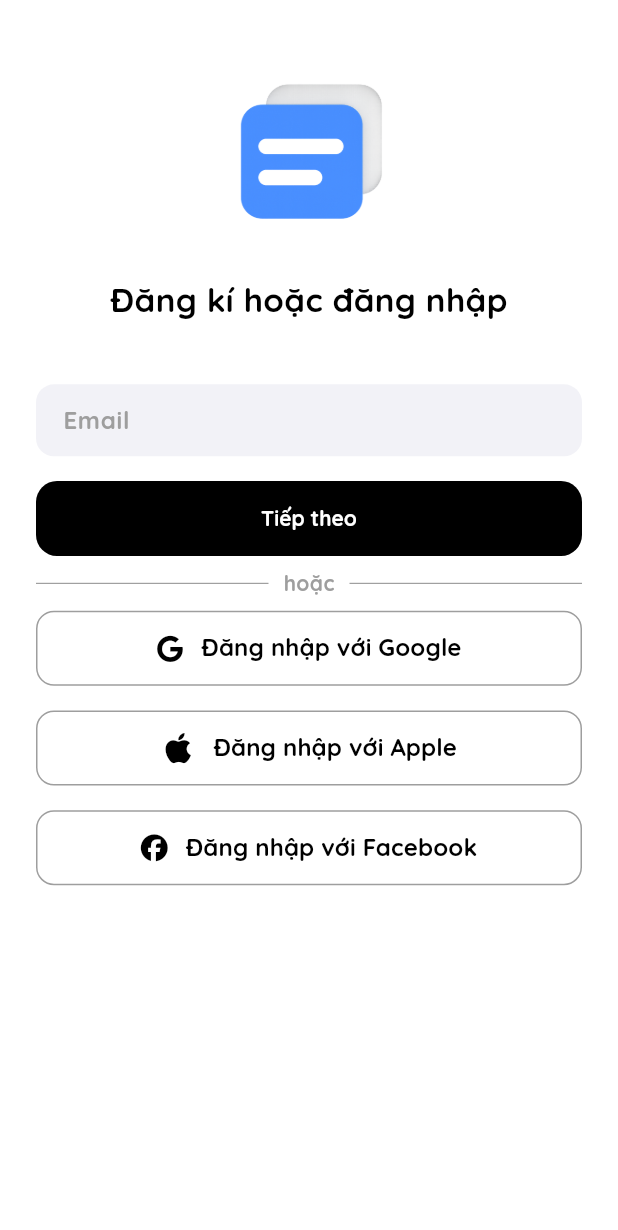
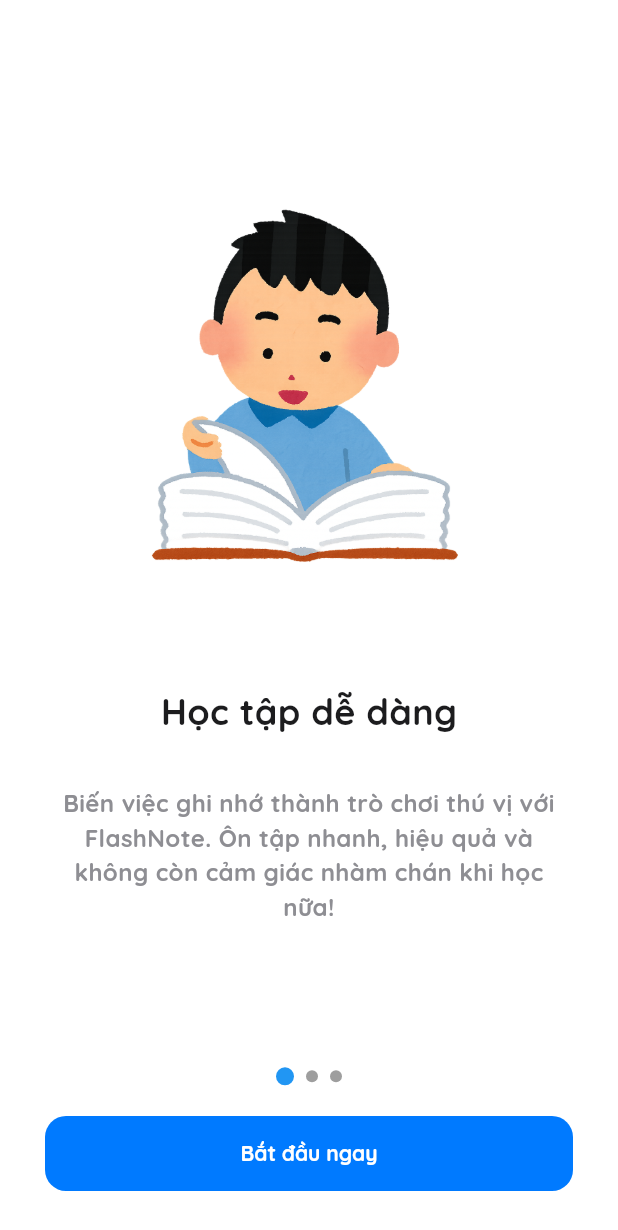
Before and after one commit to pathin33/-2025_LTTBDD_N04_Nhom_Thien., a Flutter app: the screen it shows after launch, on a phone screen of 412 x 824 dp. Shown: the top 1230 px of the screen. Run offline on Flutter 3.47's test engine with Material 3 defaults, Android fonts, the phone set to English and light mode, and no system bars; our stand-ins replace font_awesome_flutter, go_router.

Commit message:
code hoàn thiện onboarding  của app và chỉnh sửa 1 số chi tiết nhỏ

```diff
--- a/lib/routes/app_routes.dart
+++ b/lib/routes/app_routes.dart
@@ -1,6 +1,7 @@
 import 'package:btl_moblie/screens/home_screen.dart';
 import 'package:btl_moblie/screens/login_or_signup_screen.dart';
 import 'package:btl_moblie/screens/login_screen.dart';
+import 'package:btl_moblie/screens/onboarding_screen.dart';
 import 'package:btl_moblie/screens/sign_up_screen.dart';
 import 'package:btl_moblie/screens/splash_screen.dart';
 // import 'package:flutter/material.dart';
@@ -12,6 +13,11 @@ final GoRouter appRouter = GoRouter(
       path: '/',
       name: 'splashScreen',
       builder: (context, state) => const SplashScreen(),
+    ),
+    GoRoute(
+      path: '/onboarding',
+      name: 'onboarding',
+      builder: (context, state) => const OnboardingScreen(),
     ),
     GoRoute(
       path: '/loginorsignup',
--- a/lib/screens/login_or_signup_screen.dart
+++ b/lib/screens/login_or_signup_screen.dart
@@ -77,9 +77,6 @@ class _LoginOrSignUpScreenState extends State<LoginOrSignUpScreen> {
                         }
                       },
                       child: const Text("Tiếp theo"),
-                      style: ElevatedButton.styleFrom(
-                        backgroundColor: Colors.black,
-                      ),
                     ),
                   ),
                   SizedBox(height: MediaQuery.of(context).size.height * 0.01),
@@ -123,7 +120,7 @@ class _LoginOrSignUpScreenState extends State<LoginOrSignUpScreen> {
                               mainAxisSize: MainAxisSize.min,
                               mainAxisAlignment: MainAxisAlignment.center,
                               children: [
-                                const Icon(FontAwesomeIcons.google),
+                                Image.asset("assets/icons/google.png",height: 40,),
                                 const SizedBox(width: 12),
                                 const Text(
                                   "Đăng nhập với Google",
@@ -179,7 +176,7 @@ class _LoginOrSignUpScreenState extends State<LoginOrSignUpScreen> {
                               mainAxisSize: MainAxisSize.min,
                               mainAxisAlignment: MainAxisAlignment.center,
                               children: [
-                                const Icon(FontAwesomeIcons.facebook),
+                                Image.asset("assets/icons/facebook.png",height: 20,),
                                 const SizedBox(width: 12),
                                 const Text(
                                   "Đăng nhập với Facebook",
--- a/lib/screens/login_screen.dart
+++ b/lib/screens/login_screen.dart
@@ -168,9 +168,6 @@ class _LoginScreenState extends State<LoginScreen> {
                         }
                       },
                       child: const Text("Đăng nhập"),
-                      style: ElevatedButton.styleFrom(
-                        backgroundColor: Colors.black,
-                      ),
                     ),
                   ),
                 ],
--- /dev/null
+++ b/lib/screens/onboarding_screen.dart
@@ -0,0 +1,90 @@
+import 'package:btl_moblie/widgets/onboarding_widget.dart';
+import 'package:flutter/material.dart';
+import 'package:go_router/go_router.dart';
+
+class OnboardingScreen extends StatefulWidget {
+  const OnboardingScreen({super.key});
+
+  @override
+  State<OnboardingScreen> createState() => _OnboardingScreenState();
+}
+
+class _OnboardingScreenState extends State<OnboardingScreen> {
+  final PageController _controllerPage = PageController();
+  //bien de quan ly cac page cua pageviews
+  int _indexPage = 0;
+  @override
+  Widget build(BuildContext context) {
+    return Scaffold(
+      body: Padding(
+        padding: EdgeInsets.all(30),
+        child: Column(
+          children: [
+            Expanded(
+              child: PageView(
+                controller: _controllerPage,
+                //onePageChanged theo doi su thay doi cua cac trang
+                onPageChanged: (index) {
+                  setState(() {
+                    _indexPage = index;
+                  });
+                },
+                //neu so trang thay doi cap nhat cho bien indexPage
+                children: const [
+                  OnboardingPage(
+                    image: "assets/images/OnboardingPageImg1.png",
+                    title: "Học tập dễ dàng",
+                    description: "Biến việc ghi nhớ thành trò chơi thú vị với FlashNote. Ôn tập nhanh, hiệu quả và không còn cảm giác nhàm chán khi học nữa!",
+                  ),
+                  OnboardingPage(
+                    image: "assets/images/OnboardingPageImg2.png",
+                    title: "Tạo Flashcard riêng",
+                    description: "Tự do thiết kế thẻ ghi nhớ theo phong cách của bạn. Thêm nội dung, hình ảnh hoặc ví dụ để việc học trở nên sinh động và gần gũi hơn.",
+                  ),
+                  OnboardingPage(
+                    image: "assets/images/OnboardingPageImg3.png",
+                    title: "Theo dõi tiến trình học",
+                    description: "Xem lại lịch sử học tập, đánh dấu thẻ đã thuộc và theo dõi mức độ tiến bộ của bạn mỗi ngày để luôn có động lực học tiếp!",
+                  ),
+                ],
+              ),
+            ),
+            Row(
+              mainAxisAlignment: MainAxisAlignment.center,
+              //3 container de hien 3 dau cham tron
+              children: List.generate(3, (index) {
+                //moi container dai dien cho cac so index (0,1,2)
+                return Container(
+                  margin: const EdgeInsets.all(4),
+                  //so sanh voi bien indexPage duoc cap nhat khi luot qua trang khac o pageview
+                  //neu bang voi chi so index dai dien cua o cham do se
+                  //duoc thay doi kich thuoc va mau sac
+                  width: _indexPage == index ? 12 : 8,
+                  //neu indexPage = index thi chieu rong bang 12 ko thi bang 8
+                  height: _indexPage == index ? 12 : 8,
+                  //neu indexPage = index thi chieu cao bang 12 ko thi bang 8
+                  decoration: BoxDecoration(
+                    color: _indexPage == index ? Colors.blue : Colors.grey,
+                    ////neu indexPage = index thi o tron co mau xanh ko thi bang mau xam
+                    shape: BoxShape.circle,
+                  ),
+                );
+              }),
+            ),
+            SizedBox(height: MediaQuery.of(context).size.height * 0.02),
+            SizedBox(
+              height: 50,
+              width: double.infinity,
+              child: ElevatedButton(
+                onPressed: () {
+                  context.go('/loginorsignup');
+                },
+                child: Text("Bắt đầu ngay"),
+              ),
+            ),
+          ],
+        ),
+      ),
+    );
+  }
+}
--- a/lib/screens/sign_up_screen.dart
+++ b/lib/screens/sign_up_screen.dart
@@ -157,9 +157,6 @@ class _SignUpScreenState extends State<SignUpScreen> {
                         }
                       },
                       child: const Text("Đăng ký"),
-                      style: ElevatedButton.styleFrom(
-                        backgroundColor: Colors.black,
-                      ),
                     ),
                   ),
                 ],
--- a/lib/screens/splash_screen.dart
+++ b/lib/screens/splash_screen.dart
@@ -16,7 +16,7 @@ class _SplashScreenState extends State<SplashScreen> {
     // Sau 4 giây sẽ tự chuyển sang màn hình Home
     Future.delayed(const Duration(seconds: 4), () {
       if (mounted) {
-        context.go('/loginorsignup');
+        context.go('/onboarding');
       }
     });
   }
--- /dev/null
+++ b/lib/widgets/onboarding_widget.dart
@@ -0,0 +1,43 @@
+import 'package:flutter/material.dart';
+
+class OnboardingPage extends StatelessWidget {
+  final String image;
+  final String title;
+  final String description;
+  const OnboardingPage({
+    super.key,
+    required this.image,
+    required this.title,
+    required this.description
+  });
+  @override
+  Widget build(BuildContext context) {
+    return Padding(
+      padding: EdgeInsets.all(10),
+      child: Column(
+        mainAxisAlignment: MainAxisAlignment.center,
+        children: [
+          Image.asset(image,height: 320,fit: BoxFit.cover,),
+          SizedBox(height: MediaQuery.of(context).size.height * 0.02),
+          Text(
+            title,
+            style: TextStyle(
+              fontSize: 24,
+              fontWeight: FontWeight.w700,
+              color: Color(0xFF1C1C1E)
+            ),
+          ),
+          SizedBox(height: MediaQuery.of(context).size.height * 0.04),
+          Text(
+            description,
+            textAlign: TextAlign.center,
+            style: TextStyle(
+              fontSize: 16,
+              color: Color(0xFF8E8E93)
+            ),
+          )
+        ],
+      ),
+    );
+  }
+}
--- a/pubspec.yaml
+++ b/pubspec.yaml
@@ -64,6 +64,7 @@ flutter:
   #import thu muc anh de dung anh cho app
   assets:
   - assets/images/
+  - assets/icons/
   #   - images/a_dot_ham.jpeg
 
   # An image asset can refer to one or more resolution-specific "variants", see
```
Also changed, not shown: assets/icons/facebook.png (added), assets/icons/google.png (added), assets/images/OnboardingPageImg1.png (added), assets/images/OnboardingPageImg2.png (added), assets/images/OnboardingPageImg3.png (added).
